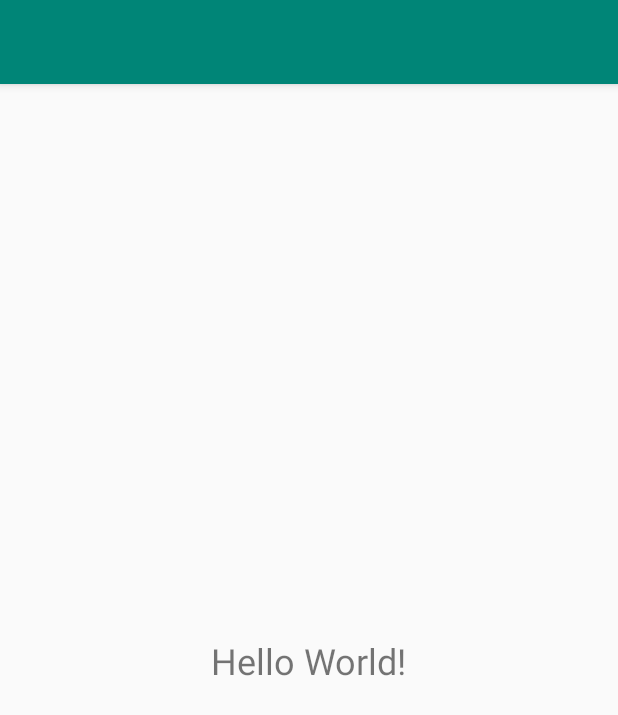
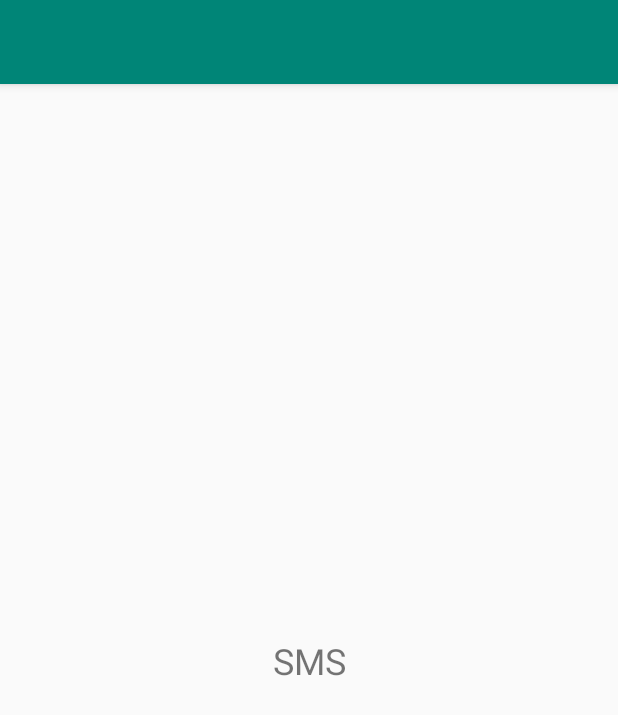
Before and after one commit to HTC77/android-examples, an Android app: the screen it shows after launch (MainActivity), on a phone screen of 412 x 824 dp. Shown: the top 715 px of the screen. Run offline under Robolectric (Android 15) with nearby library versions, the light colour scheme and no system bars.

Commit message:
init SMS

```diff
--- a/app/src/main/res/layout/activity_main.xml
+++ b/app/src/main/res/layout/activity_main.xml
@@ -9,7 +9,7 @@
     <TextView
         android:layout_width="wrap_content"
         android:layout_height="wrap_content"
-        android:text="Hello World!"
+        android:text="SMS"
         android:textSize="24sp"
         app:layout_constraintBottom_toBottomOf="parent"
         app:layout_constraintLeft_toLeftOf="parent"
```
